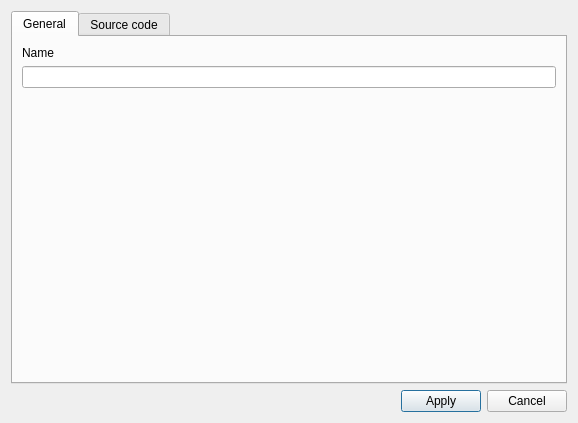
Above: forms/procedureeditform.ui from CuriousCrow/polymorph-sql before the change. Below: the same form after it.
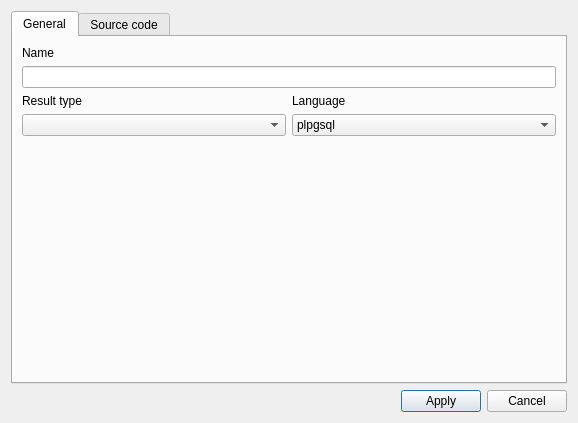
That is the form after the change.

```diff
--- a/forms/procedureeditform.ui
+++ b/forms/procedureeditform.ui
@@ -23,7 +23,7 @@
       <attribute name="title">
        <string>General</string>
       </attribute>
-      <layout class="QVBoxLayout" name="verticalLayout_4">
+      <layout class="QVBoxLayout" name="verticalLayout_6">
        <item>
         <layout class="QVBoxLayout" name="verticalLayout_2">
          <item>
@@ -38,6 +38,59 @@
          </item>
         </layout>
        </item>
+       <item>
+        <layout class="QHBoxLayout" name="horizontalLayout_2">
+         <item>
+          <layout class="QVBoxLayout" name="verticalLayout_4">
+           <item>
+            <widget class="QLabel" name="lblResultType">
+             <property name="text">
+              <string>Result type</string>
+             </property>
+            </widget>
+           </item>
+           <item>
+            <widget class="QComboBox" name="cmbResultType"/>
+           </item>
+          </layout>
+         </item>
+         <item>
+          <layout class="QVBoxLayout" name="verticalLayout_5">
+           <item>
+            <widget class="QLabel" name="lblLanguage">
+             <property name="text">
+              <string>Language</string>
+             </property>
+            </widget>
+           </item>
+           <item>
+            <widget class="QComboBox" name="cmbLanguage">
+             <item>
+              <property name="text">
+               <string>plpgsql</string>
+              </property>
+             </item>
+             <item>
+              <property name="text">
+               <string>sql</string>
+              </property>
+             </item>
+             <item>
+              <property name="text">
+               <string>c</string>
+              </property>
+             </item>
+             <item>
+              <property name="text">
+               <string>internal</string>
+              </property>
+             </item>
+            </widget>
+           </item>
+          </layout>
+         </item>
+        </layout>
+       </item>
        <item>
         <spacer name="verticalSpacer">
          <property name="orientation">
```
